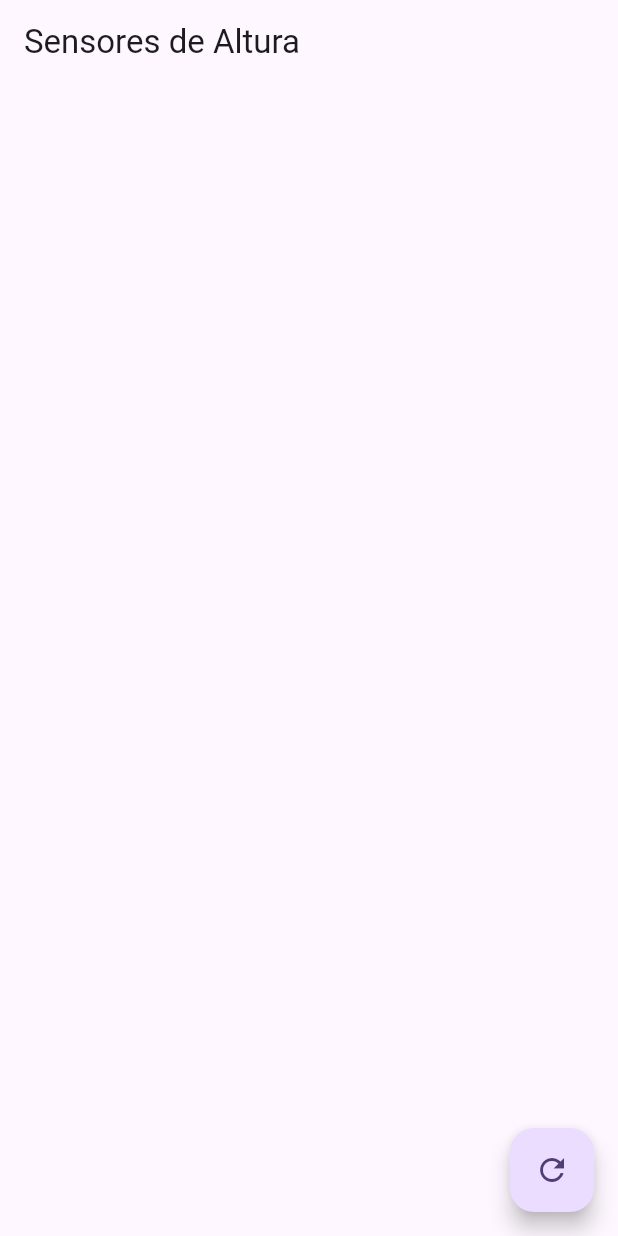
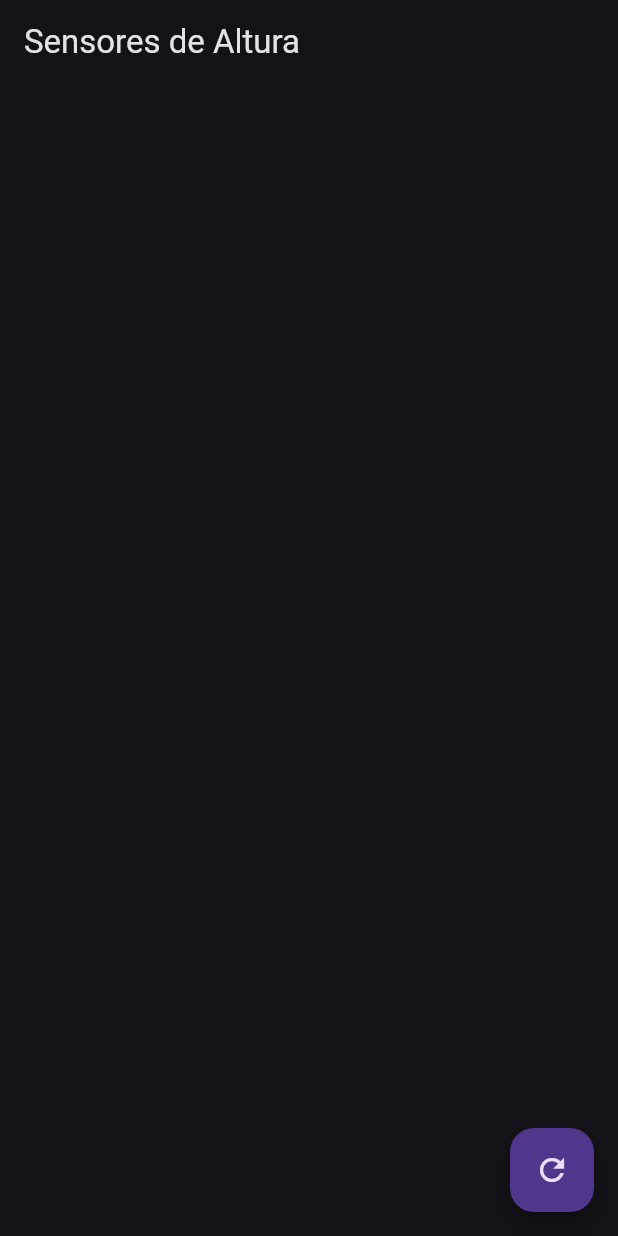
Before and after one commit to Judenilson/flutter_esp32_car_height_sensor_app, a Flutter app: the screen it shows after launch, on a phone screen of 412 x 824 dp. Run offline on Flutter 3.47's test engine with Material 3 defaults, Android fonts, the phone set to English and light mode, and no system bars; our stand-ins replace flutter_blue_plus.

Commit message:
changing theme for dark

```diff
--- a/lib/main.dart
+++ b/lib/main.dart
@@ -16,9 +16,14 @@ class MyApp extends StatelessWidget {
       title: 'Sensores de Altura',
       debugShowCheckedModeBanner: false,
       theme: ThemeData(
-        colorScheme: ColorScheme.fromSeed(seedColor: Colors.deepPurple),
-        useMaterial3: true,
+        brightness: Brightness.light,
+        /* light theme settings */
       ),
+      darkTheme: ThemeData(
+        brightness: Brightness.dark,
+        /* dark theme settings */
+      ),
+      themeMode: ThemeMode.dark,
       home: const DevicesListScreen(),
     );
   }
```
